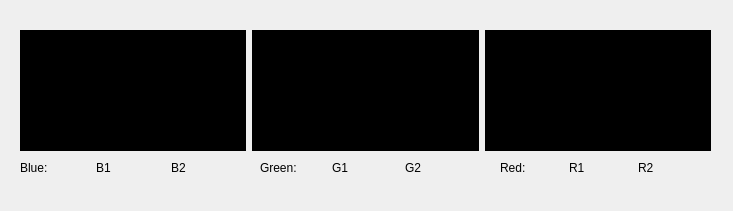
This is decter/informationdialog.ui in bigflower123/PFE as Qt 5 draws it before an edit. The edited form follows.
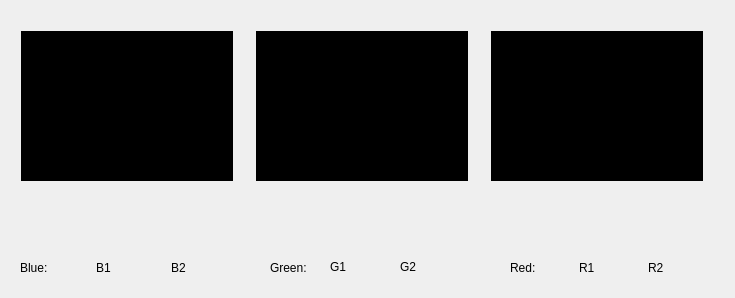
This is the edited form.

What changed in the file:
```diff
--- a/decter/informationdialog.ui
+++ b/decter/informationdialog.ui
@@ -6,8 +6,8 @@
    <rect>
     <x>0</x>
     <y>0</y>
-    <width>733</width>
-    <height>211</height>
+    <width>735</width>
+    <height>298</height>
    </rect>
   </property>
   <property name="windowTitle">
@@ -16,50 +16,8 @@
   <widget class="QWidget" name="layoutWidget">
    <property name="geometry">
     <rect>
-     <x>20</x>
-     <y>30</y>
-     <width>691</width>
-     <height>121</height>
-    </rect>
-   </property>
-   <layout class="QHBoxLayout" name="horizontalLayout_4">
-    <item>
-     <widget class="QLabel" name="bluehistLabel">
-      <property name="styleSheet">
-       <string notr="true">Background-color: #000;</string>
-      </property>
-      <property name="text">
-       <string/>
-      </property>
-     </widget>
-    </item>
-    <item>
-     <widget class="QLabel" name="greenhistLabel">
-      <property name="styleSheet">
-       <string notr="true">Background-color: #000;</string>
-      </property>
-      <property name="text">
-       <string/>
-      </property>
-     </widget>
-    </item>
-    <item>
-     <widget class="QLabel" name="redhistLabel">
-      <property name="styleSheet">
-       <string notr="true">Background-color: #000;</string>
-      </property>
-      <property name="text">
-       <string/>
-      </property>
-     </widget>
-    </item>
-   </layout>
-  </widget>
-  <widget class="QWidget" name="layoutWidget">
-   <property name="geometry">
-    <rect>
-     <x>500</x>
-     <y>160</y>
+     <x>510</x>
+     <y>260</y>
      <width>201</width>
      <height>16</height>
     </rect>
@@ -91,8 +49,8 @@
   <widget class="QWidget" name="layoutWidget">
    <property name="geometry">
     <rect>
-     <x>260</x>
-     <y>160</y>
+     <x>270</x>
+     <y>260</y>
      <width>211</width>
      <height>16</height>
     </rect>
@@ -105,27 +63,13 @@
       </property>
      </widget>
     </item>
-    <item>
-     <widget class="QLabel" name="greenminLabel">
-      <property name="text">
-       <string>G1</string>
-      </property>
-     </widget>
-    </item>
-    <item>
-     <widget class="QLabel" name="greenmaxLabel">
-      <property name="text">
-       <string>G2</string>
-      </property>
-     </widget>
-    </item>
    </layout>
   </widget>
   <widget class="QWidget" name="layoutWidget">
    <property name="geometry">
     <rect>
      <x>20</x>
-     <y>160</y>
+     <y>260</y>
      <width>221</width>
      <height>16</height>
     </rect>
@@ -154,6 +98,80 @@
     </item>
    </layout>
   </widget>
+  <widget class="QLabel" name="greenminLabel">
+   <property name="geometry">
+    <rect>
+     <x>330</x>
+     <y>260</y>
+     <width>65</width>
+     <height>14</height>
+    </rect>
+   </property>
+   <property name="text">
+    <string>G1</string>
+   </property>
+  </widget>
+  <widget class="QLabel" name="greenmaxLabel">
+   <property name="geometry">
+    <rect>
+     <x>400</x>
+     <y>260</y>
+     <width>101</width>
+     <height>14</height>
+    </rect>
+   </property>
+   <property name="text">
+    <string>G2</string>
+   </property>
+  </widget>
+  <widget class="QLabel" name="bluehistLabel">
+   <property name="geometry">
+    <rect>
+     <x>21</x>
+     <y>31</y>
+     <width>212</width>
+     <height>150</height>
+    </rect>
+   </property>
+   <property name="styleSheet">
+    <string notr="true">Background-color: #000;</string>
+   </property>
+   <property name="text">
+    <string/>
+   </property>
+  </widget>
+  <widget class="QLabel" name="greenhistLabel">
+   <property name="geometry">
+    <rect>
+     <x>256</x>
+     <y>31</y>
+     <width>212</width>
+     <height>150</height>
+    </rect>
+   </property>
+   <property name="styleSheet">
+    <string notr="true">Background-color: #000;</string>
+   </property>
+   <property name="text">
+    <string/>
+   </property>
+  </widget>
+  <widget class="QLabel" name="redhistLabel">
+   <property name="geometry">
+    <rect>
+     <x>491</x>
+     <y>31</y>
+     <width>212</width>
+     <height>150</height>
+    </rect>
+   </property>
+   <property name="styleSheet">
+    <string notr="true">Background-color: #000;</string>
+   </property>
+   <property name="text">
+    <string/>
+   </property>
+  </widget>
  </widget>
  <resources/>
  <connections/>
```
